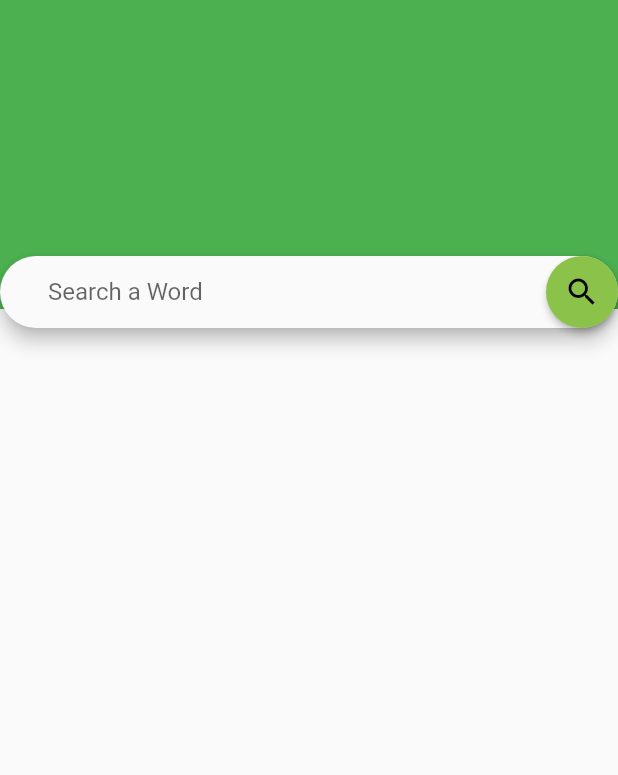
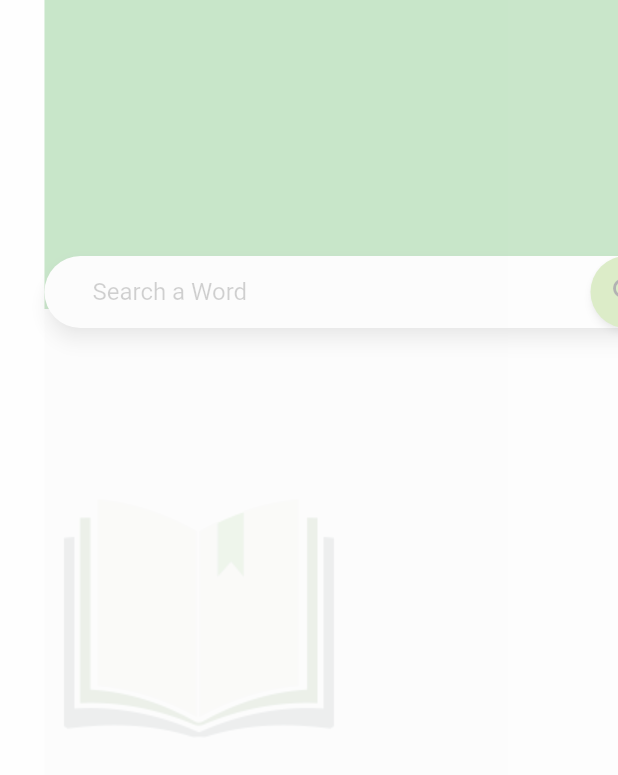
Before and after one commit to manob24/Bangla-English_Dictionary, a Flutter app: the first screen one second after launch, on a phone screen of 412 x 824 dp. Shown: the top 775 px of the screen. Run offline on Flutter 3.47's test engine with Material 2 defaults, Android fonts, the light colour scheme and no system bars.

Commit message:
icon page added

```diff
--- /dev/null
+++ b/lib/pages/showIcon.dart
@@ -0,0 +1,20 @@
+import 'package:flutter/material.dart';
+import 'package:newdictionary/pages/home.dart';
+
+class ShowIcon extends StatelessWidget {
+  @override
+  Widget build(BuildContext context) {
+    Future.delayed(Duration(milliseconds: 750), () {
+      Navigator.of(context).push(MaterialPageRoute(
+          builder: (context) =>
+              Home()));
+    });
+    return Scaffold(
+      body: Center(
+        child: Image(
+            image: AssetImage('assets/icon/icon.png')
+        ),
+      ),
+    );
+  }
+}
--- a/pubspec.yaml
+++ b/pubspec.yaml
@@ -54,6 +54,7 @@ flutter:
   # To add assets to your application, add an assets section, like this:
   assets:
      - assets/BanglaDictionary.json
+     - assets/icon/
   #   - images/a_dot_ham.jpeg
 
   # An image asset can refer to one or more resolution-specific "variants", see
```
Also changed, not shown: lib/main.dart (+3 -5 lines), lib/pages/loading.dart (deleted, +0 -10 lines), lib/route_generator.dart (deleted, +0 -33 lines).
